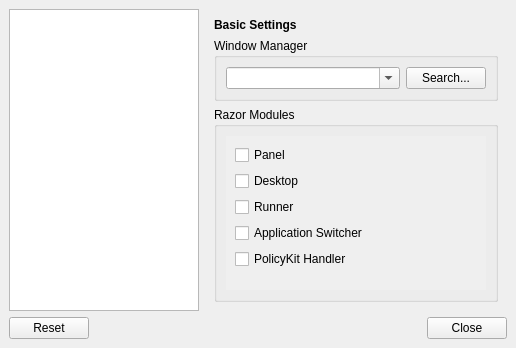
This is config/sessionconfigwindow.ui in lxqt/lxqt-session as Qt 5 draws it before an edit. The edited form follows.
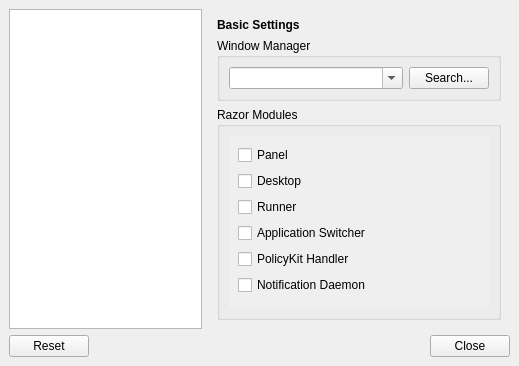
This is the edited form. Custom widgets are drawn as their Qt base class.

Commit message: issue #260 - notification: implementation of session module config

```diff
--- a/config/sessionconfigwindow.ui
+++ b/config/sessionconfigwindow.ui
@@ -6,8 +6,8 @@
    <rect>
     <x>0</x>
     <y>0</y>
-    <width>516</width>
-    <height>348</height>
+    <width>519</width>
+    <height>366</height>
    </rect>
   </property>
   <property name="windowTitle">
@@ -101,7 +101,7 @@
                   <x>0</x>
                   <y>0</y>
                   <width>303</width>
-                  <height>141</height>
+                  <height>159</height>
                  </rect>
                 </property>
                 <layout class="QGridLayout" name="gridLayout_4">
@@ -133,7 +133,7 @@
                    </property>
                   </widget>
                  </item>
-                 <item row="5" column="0">
+                 <item row="6" column="0">
                   <spacer name="verticalSpacer">
                    <property name="orientation">
                     <enum>Qt::Vertical</enum>
@@ -153,6 +153,13 @@
                    </property>
                   </widget>
                  </item>
+                 <item row="5" column="0">
+                  <widget class="QCheckBox" name="notificationdCheckBox">
+                   <property name="text">
+                    <string>Notification Daemon</string>
+                   </property>
+                  </widget>
+                 </item>
                 </layout>
                </widget>
               </widget>
```
The commit also changes 1 other file.
